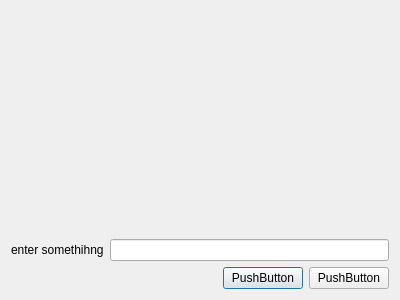
Above: CInnosuisse.ui from Brunner246/InnoSuisseUi before the change. Below: the same form after it.
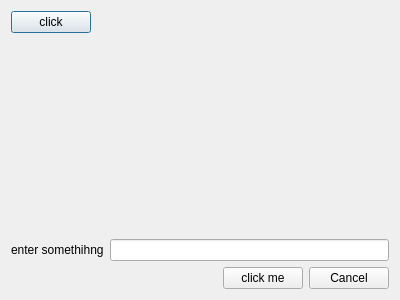
That is the form after the change.

Commit message: add simple dialog logic

```diff
--- a/CInnosuisse.ui
+++ b/CInnosuisse.ui
@@ -13,9 +13,31 @@
   <property name="windowTitle">
    <string>Dialog</string>
   </property>
-  <layout class="QVBoxLayout" name="verticalLayout_3">
+  <layout class="QVBoxLayout" name="verticalLayout">
    <item>
-    <layout class="QVBoxLayout" name="verticalLayout_2">
+    <layout class="QHBoxLayout" name="horizontalLayout_3">
+     <item>
+      <widget class="QPushButton" name="pbn_click_me">
+       <property name="text">
+        <string>click</string>
+       </property>
+      </widget>
+     </item>
+     <item>
+      <spacer name="horizontalSpacer_2">
+       <property name="orientation">
+        <enum>Qt::Horizontal</enum>
+       </property>
+       <property name="sizeHint" stdset="0">
+        <size>
+         <width>40</width>
+         <height>20</height>
+        </size>
+       </property>
+      </spacer>
+     </item>
+    </layout>
+   </item>
      <item>
       <spacer name="verticalSpacer">
        <property name="orientation">
@@ -24,13 +46,11 @@
        <property name="sizeHint" stdset="0">
         <size>
          <width>20</width>
-         <height>40</height>
+       <height>190</height>
         </size>
        </property>
       </spacer>
      </item>
-     <item>
-      <layout class="QVBoxLayout" name="verticalLayout">
        <item>
         <layout class="QHBoxLayout" name="horizontalLayout_2">
          <item>
@@ -63,20 +83,16 @@
          <item>
           <widget class="QPushButton" name="pushButton_2">
            <property name="text">
-            <string>PushButton</string>
+        <string>click me</string>
            </property>
           </widget>
          </item>
          <item>
           <widget class="QPushButton" name="pushButton">
            <property name="text">
-            <string>PushButton</string>
-           </property>
-          </widget>
-         </item>
-        </layout>
-       </item>
-      </layout>
+        <string>Cancel</string>
+       </property>
+      </widget>
      </item>
     </layout>
    </item>
```
Left out of the diff: 27 changed lines with no effect on the pictures. Lines whose indentation alone changed are shown as unchanged. The commit also changes 6 other files.
